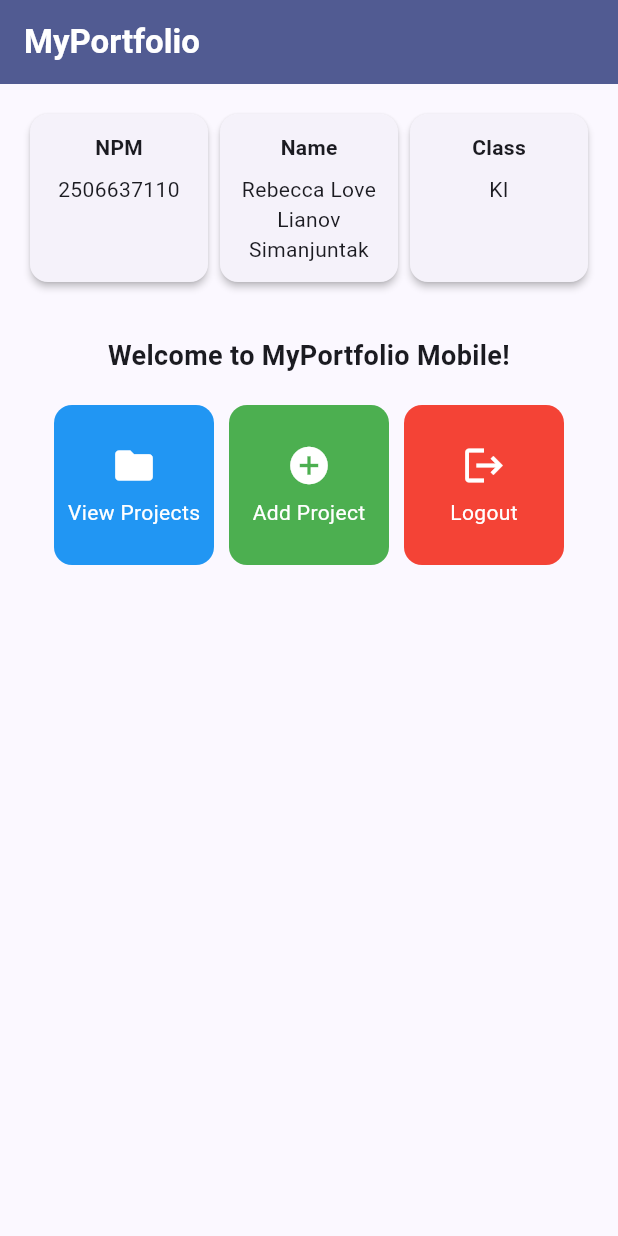
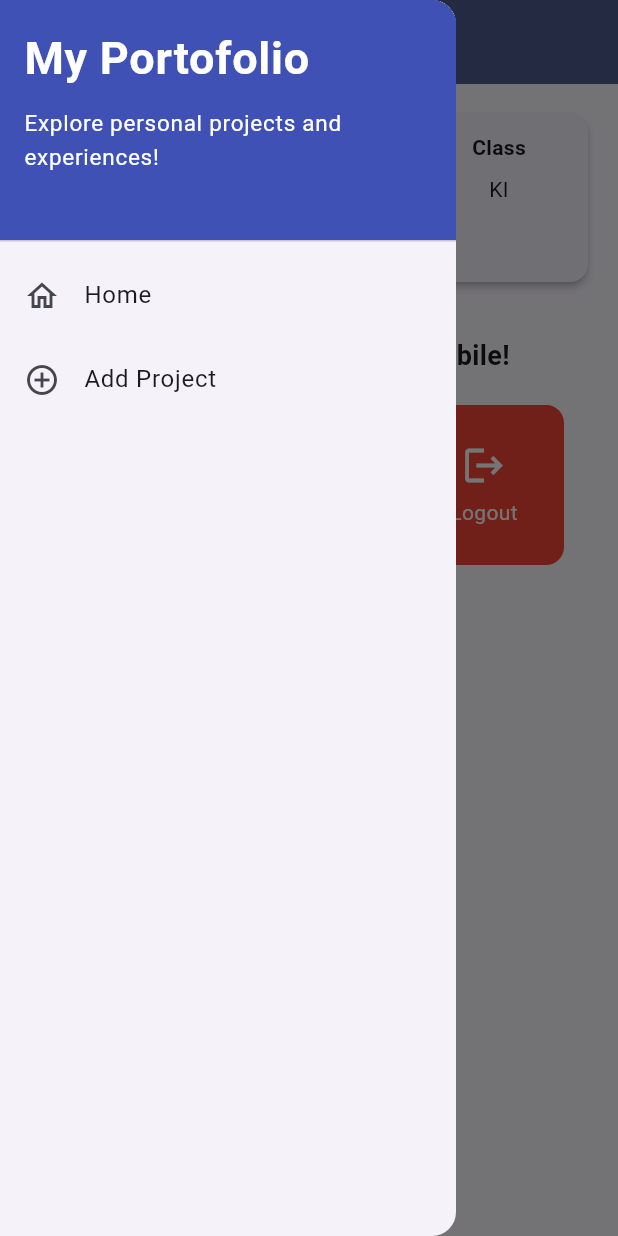
Before and after one commit to beccaovels/myportofolio_mobile, a Flutter app: the screen it shows after launch, with the side drawer open (before the commit the screen has no drawer), on a phone screen of 412 x 824 dp. Run offline on Flutter 3.47's test engine with Material 3 defaults, Android fonts, the phone set to English and light mode, and no system bars; our stand-ins replace material_ui.

Commit message:
feat(drawer): add left drawer with header and home navigation

```diff
--- a/lib/menu.dart
+++ b/lib/menu.dart
@@ -1,4 +1,5 @@
 import 'package:material_ui/material_ui.dart';
+import 'package:myportofolio_mobile/widgets/left_drawer.dart';
 
 /// Home screen of MyPortfolio Mobile.
 ///
@@ -36,7 +37,9 @@ class MyHomePage extends StatelessWidget {
           style: TextStyle(color: Colors.white, fontWeight: FontWeight.bold),
         ),
         backgroundColor: Theme.of(context).colorScheme.primary,
+        iconTheme: const IconThemeData(color: Colors.white),
       ),
+      drawer: const LeftDrawer(),
       // Scrollable so nothing overflows on short screens or in landscape.
       body: SingleChildScrollView(
         padding: const EdgeInsets.all(16.0),
--- /dev/null
+++ b/lib/widgets/left_drawer.dart
@@ -0,0 +1,66 @@
+import 'package:material_ui/material_ui.dart';
+import 'package:myportofolio_mobile/menu.dart';
+// TODO: Import ProjectFormPage after creating it
+
+class LeftDrawer extends StatelessWidget {
+  const LeftDrawer({super.key});
+
+  @override
+  Widget build(BuildContext context) {
+    return Drawer(
+      child: ListView(
+        children: [
+          const DrawerHeader(
+            decoration: BoxDecoration(
+              color: Colors.indigo,
+            ),
+            child: Column(
+              crossAxisAlignment: CrossAxisAlignment.start,
+              children: [
+                Text(
+                  'My Portofolio',
+                  style: TextStyle(
+                    fontSize: 30,
+                    fontWeight: FontWeight.bold,
+                    color: Colors.white
+                  ),
+                ),
+                SizedBox(height: 10),
+                Text(
+                  'Explore personal projects and experiences!',
+                  style: TextStyle(
+                    fontSize: 15,
+                    color: Colors.white
+                  ),
+                )
+              ],
+            ),
+          ),
+          ListTile(
+            leading: const Icon(Icons.home_outlined),
+            title: const Text('Home'),
+            // Navigate to the portfolio home screen
+            onTap: () {
+              Navigator.pushReplacement(
+                context,
+                MaterialPageRoute(
+                  builder: (context) => MyHomePage(),
+                ),
+              );
+            },
+          ),
+          ListTile(
+            leading: const Icon(Icons.add_circle_outline),
+            title: const Text('Add Project'),
+            // Navigate to the Add Project screen
+            onTap: () {
+              /*
+              TODO: Add a route to ProjectFormPage after creating it.
+              */
+            },
+          ),
+        ],
+      ),
+    );
+  }
+}
```
